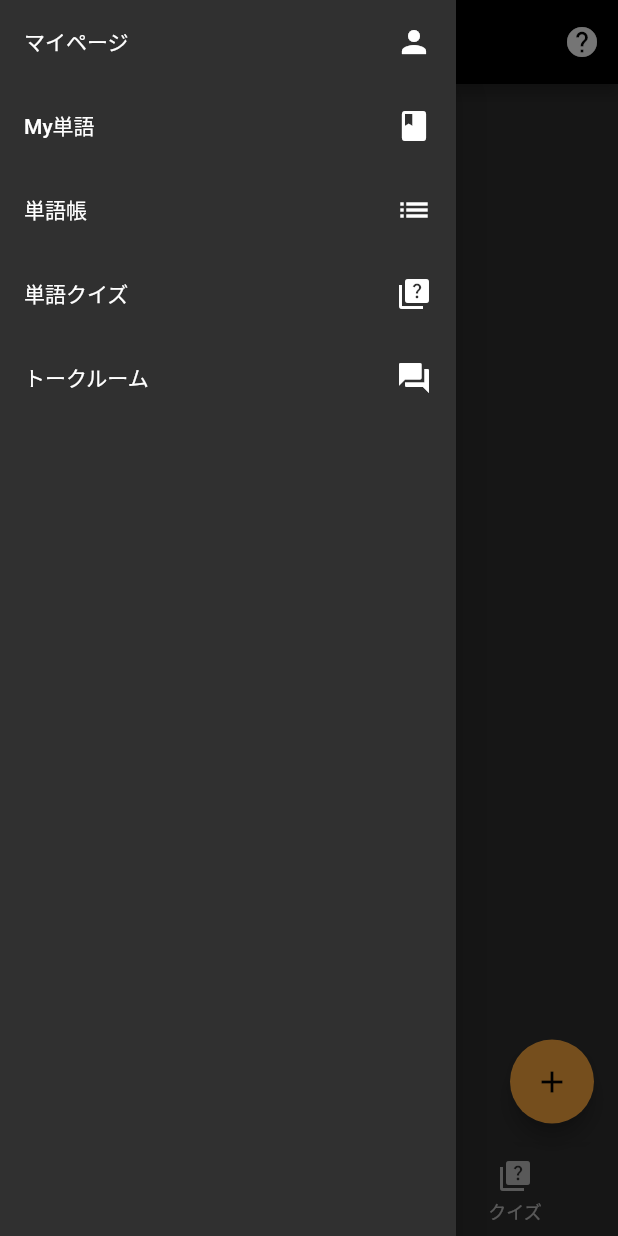
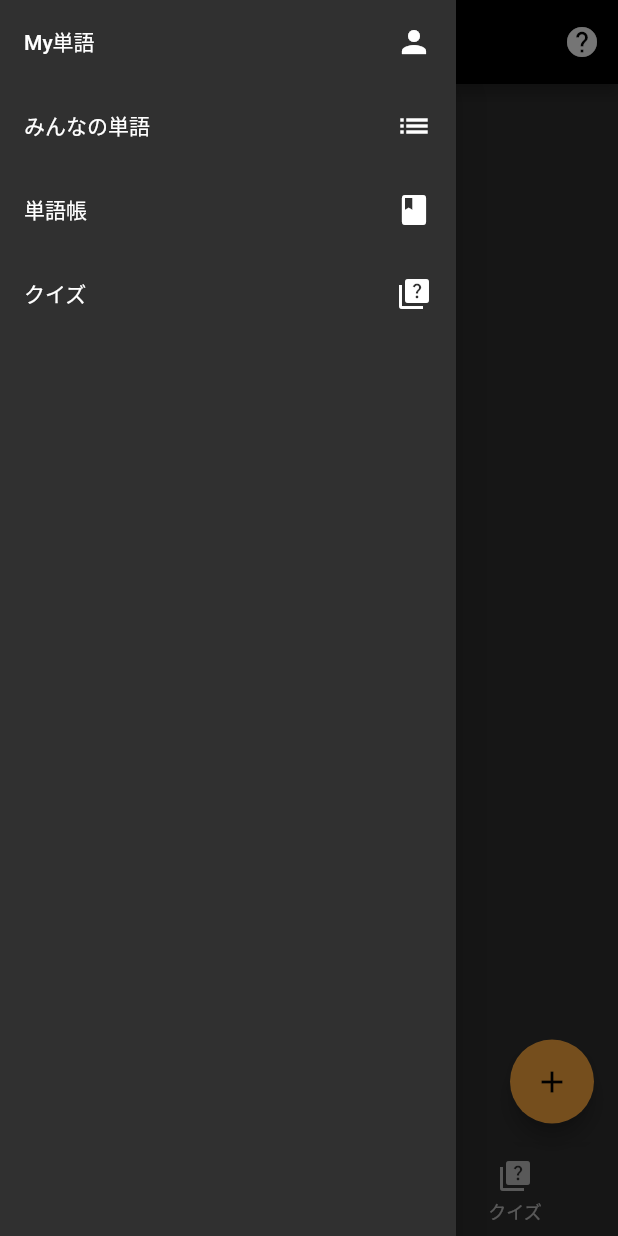
Before and after one commit to arie0703/Portan_app, a Flutter app: the screen it shows after launch, with the side drawer open, on a phone screen of 412 x 824 dp. Run offline on Flutter 3.47's test engine with Material 2 defaults, Android fonts, the phone set to English and light mode, and no system bars; our stand-ins replace cloud_firestore, device_info_plus, flutter_tts; accounts and stored records are empty.

Commit message:
リリース前準備: appBarをリリース仕様に差し替える

```diff
--- /dev/null
+++ b/lib/Words/AllWords.dart
@@ -0,0 +1,38 @@
+import 'package:flutter/material.dart';
+import 'package:cloud_firestore/cloud_firestore.dart';
+import 'package:por_app/Words/WordCard.dart';
+
+
+class AllWords extends StatefulWidget {
+  @override
+  _AllWordsState createState() => _AllWordsState();
+}
+class _AllWordsState extends State<AllWords> {
+
+  @override
+  Widget build(BuildContext context) {
+    return StreamBuilder<QuerySnapshot>(
+      stream: Firestore.instance.collection('words').orderBy('created_at', descending: true).snapshots(), //streamでデータの追加とかを監視する
+      builder: (BuildContext context, AsyncSnapshot<QuerySnapshot> snapshot) {
+        if (!snapshot.hasData) { //データがないときの処理
+          return const Center(
+            child: SizedBox(),
+          );
+
+
+        }
+        if (snapshot.hasError) { //
+          return const Text('Something went wrong');
+        }
+        return ListView( // リストで表示
+
+          children: snapshot.data!.documents.map((doc) {
+
+            return WordCard(doc.data['portuguese'], doc.data['japanese'], doc.documentID, "", "", 2);
+          }
+          ).toList(),
+        );
+      },
+    );
+  }
+}
--- a/lib/main.dart
+++ b/lib/main.dart
@@ -2,7 +2,8 @@ import 'package:flutter/material.dart';
 import 'package:por_app/Quiz/QuizStatus.dart';
 import 'package:por_app/Words/MyWords.dart';
 import 'package:por_app/Books/MyBooks.dart';
-import 'package:por_app/MyPage.dart';
+import 'package:por_app/Books/CreateBook.dart';
+import 'package:por_app/Words/AllWords.dart';
 import 'package:por_app/Quiz/ModeSelection.dart';
 import 'package:por_app/Words/CreateWord.dart';
 import 'package:por_app/getDeviceInfoFunc.dart';
@@ -63,17 +64,17 @@ class _MyHomePageState extends State<MyHomePage> {
   int _selectedPage = 0;
 
   static List<Widget> _pageList = <Widget>[
-    MyWords(),
+    AllWords(),
     MyBooks(),
     ModeSelection(),
-    MyPage(),
+    MyWords(),
   ];
 
   static List<Widget> _titleList = <Widget> [
-    Text("My単語"),
+    Text("みんなの単語"),
     Text("単語帳"),
     Text("クイズ"),
-    Text("マイページ"),
+    Text("My単語"),
   ];
 
   void _onItemTapped(int index) {
@@ -96,7 +97,7 @@ class _MyHomePageState extends State<MyHomePage> {
       appBar: AppBar(
         title: _titleList[_selectedPage],
         actions: [
-          if(_selectedPage == 0)
+          if(_selectedPage == 0 || _selectedPage == 3)
             IconButton(
               icon: const Icon(Icons.help),
               tooltip: 'ヒント',
@@ -126,13 +127,27 @@ class _MyHomePageState extends State<MyHomePage> {
                 );
               },
             ),
+          if(_selectedPage == 1)
+            IconButton(
+              icon: const Icon(Icons.add),
+              tooltip: '単語帳を追加',
+              onPressed: () {
+                showModalBottomSheet(
+                    backgroundColor: Colors.black12,
+                    isScrollControlled: true,
+                    context: context,
+                    builder: (BuildContext context) {
+                      return CreateBook();
+                    });
+              },
+            ),
         ],
       ),
       drawer: Drawer(
         child: ListView(
           children: <Widget> [
             ListTile(
-              title: Text("マイページ"),
+              title: Text("My単語"),
               trailing: Icon(Icons.person),
               onTap: () {
                 _onItemTapped(3);
@@ -140,8 +155,8 @@ class _MyHomePageState extends State<MyHomePage> {
               },
             ),
             ListTile(
-              title: Text("My単語"),
-              trailing: Icon(Icons.book),
+              title: Text("みんなの単語"),
+              trailing: Icon(Icons.list),
               onTap: () {
                 _onItemTapped(0);
                 Navigator.pop(context);
@@ -149,27 +164,19 @@ class _MyHomePageState extends State<MyHomePage> {
             ),
             ListTile(
               title: Text("単語帳"),
-              trailing: Icon(Icons.list),
+              trailing: Icon(Icons.book),
               onTap: () {
                 _onItemTapped(1);
                 Navigator.pop(context);
               },
             ),
             ListTile(
-              title: Text("単語クイズ"),
+              title: Text("クイズ"),
               trailing: Icon(Icons.quiz),
               onTap: () {
                 _onItemTapped(2);
                 Navigator.pop(context);
               },
-            ),
-            ListTile(
-              title: Text("トークルーム"),
-              trailing: Icon(Icons.question_answer),
-              // onTap: () {
-              //   _onItemTapped();
-              //   Navigator.pop(context);
-              // },
             ),
           ]
         )
@@ -181,25 +188,21 @@ class _MyHomePageState extends State<MyHomePage> {
         ),
       ),
 
-      floatingActionButton: FloatingActionButton(
+      floatingActionButton: Visibility(
+        visible: (_selectedPage == 0),
+        child: FloatingActionButton(
           onPressed: () async {
             showModalBottomSheet(
-            //モーダルの背景の色、透過
                 backgroundColor: Colors.black12,
-              //ドラッグ可能にする（高さもハーフサイズからフルサイズになる様子）
                 isScrollControlled: true,
                 context: context,
                 builder: (BuildContext context) {
                   return CreateWord();
                 });
-          // ドキュメント作成
-          // await Firestore.instance
-          //     .collection('words') // コレクションID
-          //     .document('example') // ドキュメントID
-          //     .setData({'japanese': 'テスト', 'portuguese': "test", 'created_at': DateTime.now()}); // データ
           },
           tooltip: 'Increment',
           child: Icon(Icons.add),
+        ),
       ),
 
       bottomNavigationBar: Visibility(
@@ -207,11 +210,11 @@ class _MyHomePageState extends State<MyHomePage> {
         child: BottomNavigationBar(
           items: const <BottomNavigationBarItem>[
             BottomNavigationBarItem(
-              icon: Icon(Icons.book),
-              label: 'MY単語',
+              icon: Icon(Icons.list),
+              label: 'みんなの単語',
             ),
             BottomNavigationBarItem(
-              icon: Icon(Icons.list),
+              icon: Icon(Icons.book),
               label: '単語帳',
             ),
             BottomNavigationBarItem(
```
Also changed, not shown: lib/Books/MyBooks.dart (+2 -23 lines), lib/Quiz/QuizView.dart (+16 -12 lines). Lines whose indentation alone changed are shown as unchanged.
